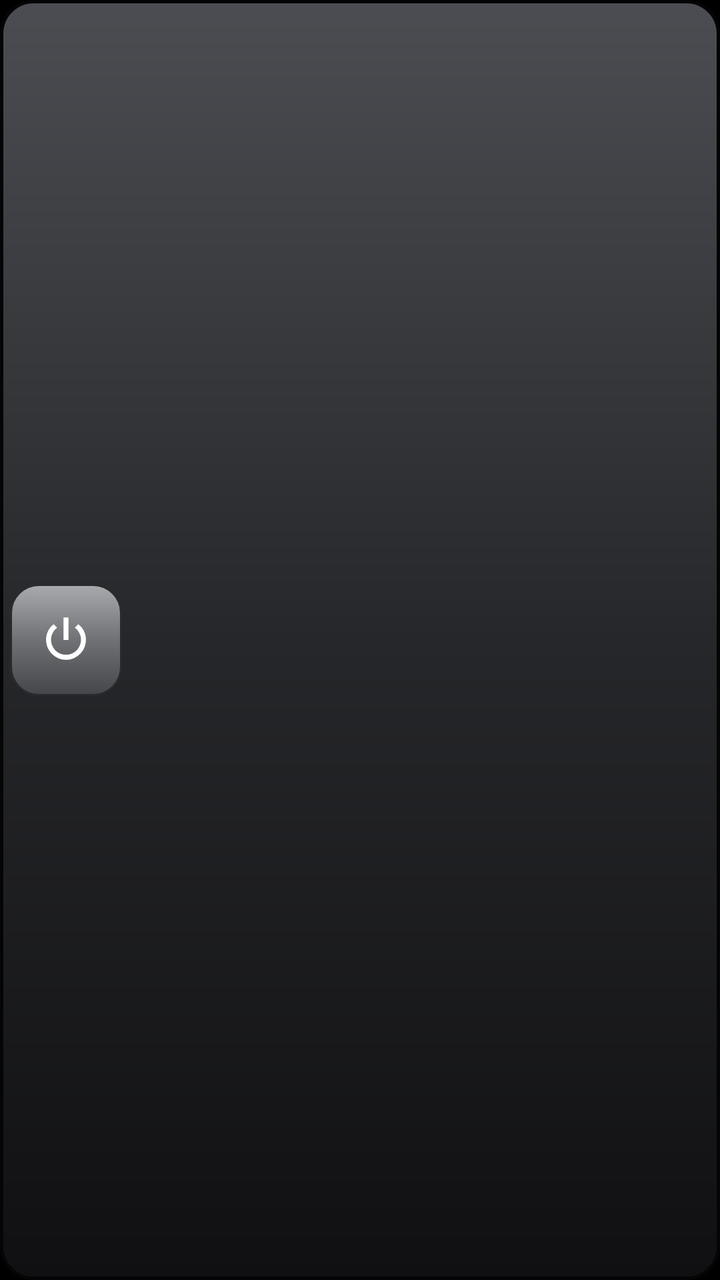
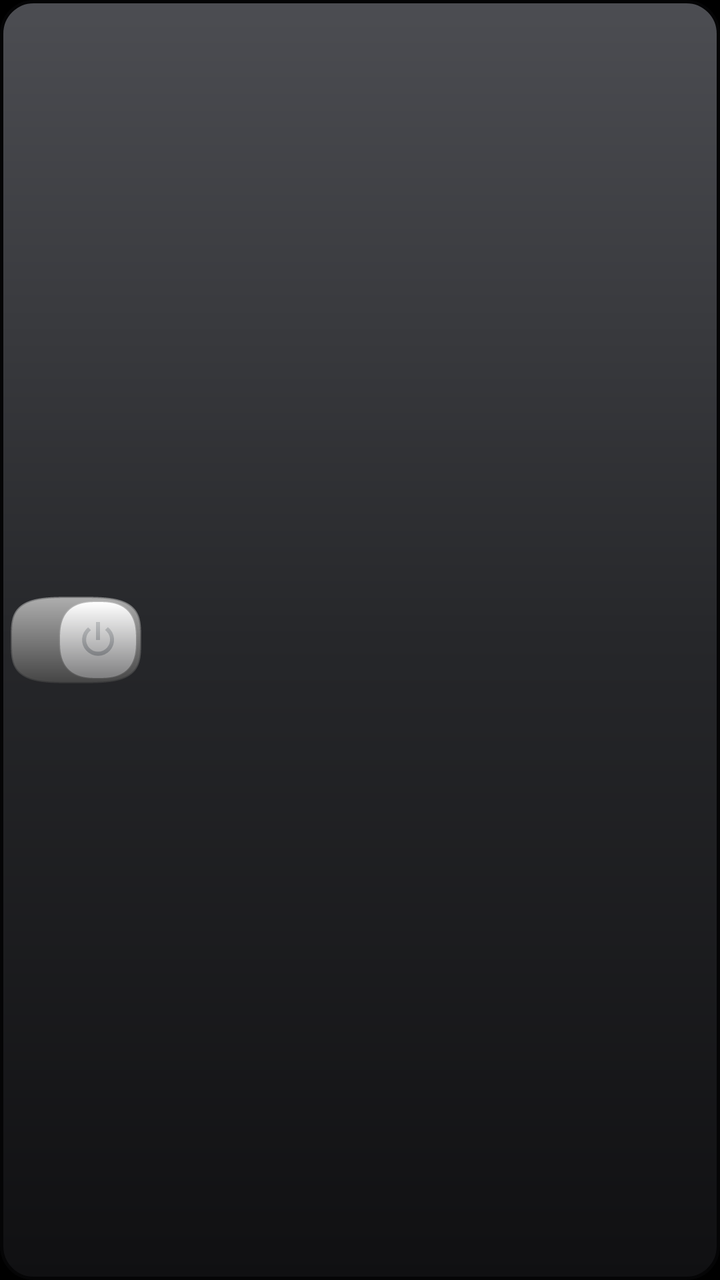

Before-and-after screenshots of an Android layout around one commit, followed by the original layout XML and the change that was made.
<!-- AndroidManifest.xml: application theme Theme.EtesianLauncher -->
<!-- res/layout/bc_fmswitch.xml -->
<?xml version="1.0" encoding="utf-8"?>
<LinearLayout xmlns:android="http://schemas.android.com/apk/res/android"
    android:id="@+id/bc_root" android:layout_width="match_parent" android:layout_height="match_parent"
    android:layout_gravity="center" android:background="@drawable/bc_pill" android:gravity="center_vertical"
    android:orientation="horizontal" android:padding="5dp">
    <FrameLayout android:id="@+id/bc_power" android:layout_width="56dp" android:layout_height="56dp" android:background="@drawable/bc_power_off">
        <ImageView android:layout_width="30dp" android:layout_height="30dp" android:layout_gravity="center" android:src="@drawable/bc_glyph_power"/>
    </FrameLayout>
    <TextView android:id="@+id/bc_freq" android:layout_width="0dp" android:layout_height="match_parent" android:layout_weight="1"
        android:ellipsize="end" android:gravity="center" android:maxLines="1" android:textColor="#FF8E8F94" android:textSize="17sp"
        android:fontFamily="etesian-text"/>
</LinearLayout>
<!-- resources referenced by this layout -->
<resources>
  <!-- drawable bc_glyph_power (drawable) -->
  <?xml version="1.0" encoding="utf-8"?>
  <vector xmlns:android="http://schemas.android.com/apk/res/android" android:width="24dp" android:height="24dp" android:viewportWidth="24" android:viewportHeight="24">
      <path android:fillColor="#FFFFFFFF" android:pathData="M11,3h2v9h-2zM7.05,5.64l1.41,1.41A6,6 0,1 0,15.54 7.05l1.41,-1.41A8,8 0,1 1,7.05 5.64z"/>
  </vector>
  <!-- drawable bc_pill (drawable) -->
  <?xml version="1.0" encoding="utf-8"?>
  <layer-list xmlns:android="http://schemas.android.com/apk/res/android">
      <item><shape><gradient android:angle="270" android:startColor="#FF4C4D52" android:centerColor="#FF26272A" android:endColor="#FF101012"/>
          <corners android:radius="16dp"/><stroke android:width="1.5dp" android:color="#FF050506"/></shape></item>
  </layer-list>
  <!-- drawable bc_power_off (drawable) -->
  <?xml version="1.0" encoding="utf-8"?>
  <layer-list xmlns:android="http://schemas.android.com/apk/res/android">
      <item><shape><gradient android:angle="270" android:startColor="#FFA9AAAE" android:centerColor="#FF707175" android:endColor="#FF45464A"/>
          <corners android:radius="14dp"/><stroke android:width="1dp" android:color="#FF2A2A2C"/></shape></item>
  </layer-list>
  <style name="Theme.EtesianLauncher" parent="android:Theme.Material.NoActionBar">
          <item name="android:windowBackground">@android:color/black</item>
          <item name="android:colorBackground">@android:color/black</item>
          <item name="android:statusBarColor">@android:color/transparent</item>
          <item name="android:navigationBarColor">@android:color/transparent</item>
          <item name="android:windowLightStatusBar">false</item>
          <item name="android:windowShowWallpaper">false</item>
          <item name="android:colorAccent">#FF00A5E5</item>
      </style>
</resources>

<!-- the commit's change to res/layout/bc_fmswitch.xml (unified diff, before → after) -->
@@ -3,9 +3,8 @@
     android:id="@+id/bc_root" android:layout_width="match_parent" android:layout_height="match_parent"
     android:layout_gravity="center" android:background="@drawable/bc_pill" android:gravity="center_vertical"
     android:orientation="horizontal" android:padding="5dp">
-    <FrameLayout android:id="@+id/bc_power" android:layout_width="56dp" android:layout_height="56dp" android:background="@drawable/bc_power_off">
-        <ImageView android:layout_width="30dp" android:layout_height="30dp" android:layout_gravity="center" android:src="@drawable/bc_glyph_power"/>
-    </FrameLayout>
+    
+    <FrameLayout android:id="@+id/bc_power" android:layout_width="66dp" android:layout_height="44dp" android:background="@drawable/bc_power_off"/>
     <TextView android:id="@+id/bc_freq" android:layout_width="0dp" android:layout_height="match_parent" android:layout_weight="1"
         android:ellipsize="end" android:gravity="center" android:maxLines="1" android:textColor="#FF8E8F94" android:textSize="17sp"
         android:fontFamily="etesian-text"/>
<!-- resource entries referenced after the edit -->
@@ -1,22 +1,12 @@
 <!-- resources referenced by this layout -->
 <resources>
-  <!-- drawable bc_glyph_power (drawable) -->
-  <?xml version="1.0" encoding="utf-8"?>
-  <vector xmlns:android="http://schemas.android.com/apk/res/android" android:width="24dp" android:height="24dp" android:viewportWidth="24" android:viewportHeight="24">
-      <path android:fillColor="#FFFFFFFF" android:pathData="M11,3h2v9h-2zM7.05,5.64l1.41,1.41A6,6 0,1 0,15.54 7.05l1.41,-1.41A8,8 0,1 1,7.05 5.64z"/>
-  </vector>
   <!-- drawable bc_pill (drawable) -->
   <?xml version="1.0" encoding="utf-8"?>
   <layer-list xmlns:android="http://schemas.android.com/apk/res/android">
       <item><shape><gradient android:angle="270" android:startColor="#FF4C4D52" android:centerColor="#FF26272A" android:endColor="#FF101012"/>
           <corners android:radius="16dp"/><stroke android:width="1.5dp" android:color="#FF050506"/></shape></item>
   </layer-list>
-  <!-- drawable bc_power_off (drawable) -->
-  <?xml version="1.0" encoding="utf-8"?>
-  <layer-list xmlns:android="http://schemas.android.com/apk/res/android">
-      <item><shape><gradient android:angle="270" android:startColor="#FFA9AAAE" android:centerColor="#FF707175" android:endColor="#FF45464A"/>
-          <corners android:radius="14dp"/><stroke android:width="1dp" android:color="#FF2A2A2C"/></shape></item>
-  </layer-list>
+  <!-- drawable bc_power_off: vector/xml drawable (drawable, 3662 chars, omitted) -->
   <style name="Theme.EtesianLauncher" parent="android:Theme.Material.NoActionBar">
           <item name="android:windowBackground">@android:color/black</item>
           <item name="android:colorBackground">@android:color/black</item>
